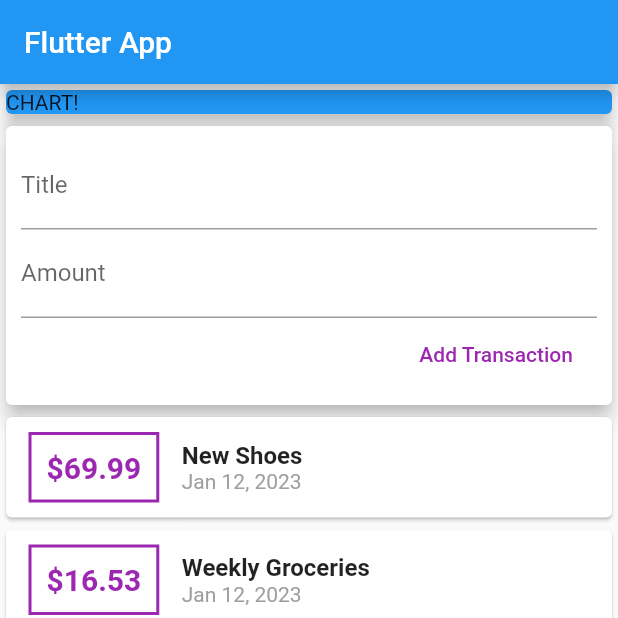
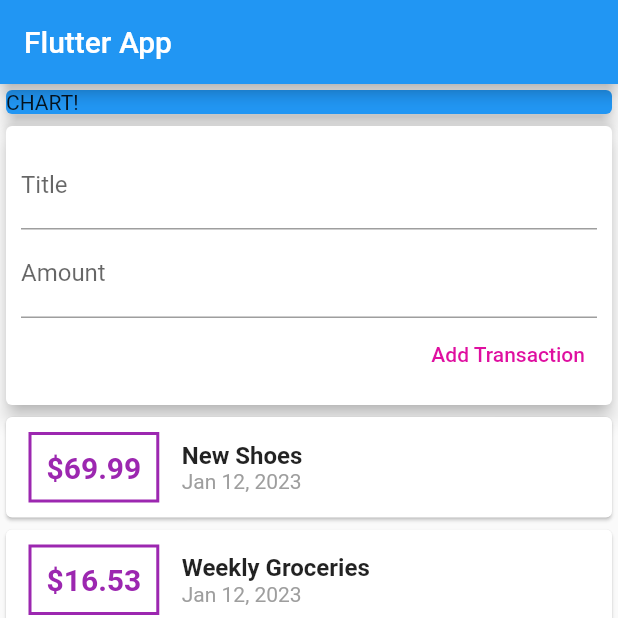
Before and after one commit to akakiev/personal-expenses-app, a Flutter app: the screen it shows after launch, on a phone screen of 412 x 824 dp, the top half of it. Run offline on Flutter 3.47's test engine with Material 2 defaults, Android fonts, the phone set to English and light mode, and no system bars.

Commit message:
changed the type of the button

```diff
--- a/lib/widgets/new_transaction.dart
+++ b/lib/widgets/new_transaction.dart
@@ -28,9 +28,12 @@ class NewTransaction extends StatelessWidget {
               controller: amountController,
               // onChanged: (val) => amountInput = val,
             ),
-            FlatButton(
+            TextButton(
               child: Text('Add Transaction'),
-              textColor: Colors.purple,
+              style: ButtonStyle(
+                foregroundColor: MaterialStateProperty.all(
+                    Color.fromARGB(255, 223, 15, 160)),
+              ),
               onPressed: () {
                 addTx(
                   titleController.text,
```
